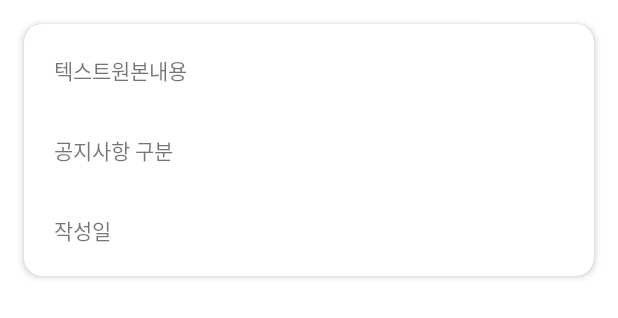
After one commit to mty0327/Gototravel, an Android app: the layout list_countrysafetynotice.xml on its own in the app's theme, with its tools: preview values and no code run, on a phone screen of 412 x 824 dp. The commit adds this screen. Shown: the top 318 px of the screen. Run offline under Robolectric (Android 15) with nearby library versions, the phone set to English and light mode, and no system bars.

Commit message:
Result2 끝

```diff
--- a/app/build.gradle
+++ b/app/build.gradle
@@ -39,6 +39,7 @@ android {
 
 dependencies {
 
+    implementation "androidx.cardview:cardview:1.0.0"
     implementation 'androidx.core:core-ktx:1.7.0'
     implementation 'androidx.appcompat:appcompat:1.6.1'
     implementation 'com.google.android.material:material:1.8.0'
--- a/app/src/main/res/layout/activity_result2.xml
+++ b/app/src/main/res/layout/activity_result2.xml
@@ -20,7 +20,7 @@
         android:id="@+id/re2"
         android:textColor="@color/black"
         android:padding="16dp"
-        android:textSize="22sp"
+        android:textSize="25sp"
         android:textStyle="bold"
         android:fontFamily="@font/bm11"
         android:layout_width="match_parent"
--- /dev/null
+++ b/app/src/main/res/layout/list_countrysafetynotice.xml
@@ -0,0 +1,42 @@
+<?xml version="1.0" encoding="utf-8"?>
+<androidx.cardview.widget.CardView xmlns:android="http://schemas.android.com/apk/res/android"
+    android:layout_width="match_parent"
+    android:layout_height="wrap_content"
+    xmlns:app="http://schemas.android.com/apk/res-auto"
+    android:layout_margin="16dp"
+    app:cardBackgroundColor="@color/white"
+    app:cardCornerRadius="12dp"
+    app:cardElevation="3dp"
+    app:contentPadding="4dp">
+
+    <LinearLayout
+        android:layout_width="wrap_content"
+        android:layout_height="wrap_content"
+        android:orientation="vertical">
+        <TextView
+            android:id="@+id/tv_txt_origin_cn"
+            android:layout_width="match_parent"
+            android:layout_height="wrap_content"
+            android:padding="16dp"
+            android:text="텍스트원본내용" />
+
+        <TextView
+            android:id="@+id/tv_ctgy_nm"
+            android:layout_width="match_parent"
+            android:layout_height="wrap_content"
+            android:padding="16dp"
+            android:text="공지사항 구분" />
+
+        <TextView
+            android:id="@+id/tv_wrt_dt"
+            android:layout_width="match_parent"
+            android:layout_height="wrap_content"
+            android:padding="16dp"
+            android:text="작성일" />
+
+    </LinearLayout>
+
+
+
+
+</androidx.cardview.widget.CardView>
```
Also changed, not shown: app/src/main/java/com/mty/myapplication/activities/Result2Activity.kt (+10 -4 lines), app/src/main/java/com/mty/myapplication/adapters/CountrySafetyServiceAdapter.kt (added, +40 -0 lines), app/src/main/res/drawable/remap.png (added).
